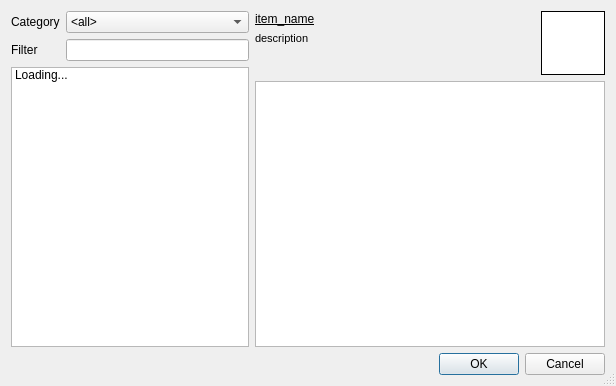
Qt form starcheat/templates/ItemBrowser.ui (wizzomafizzo/starcheat) before a commit.
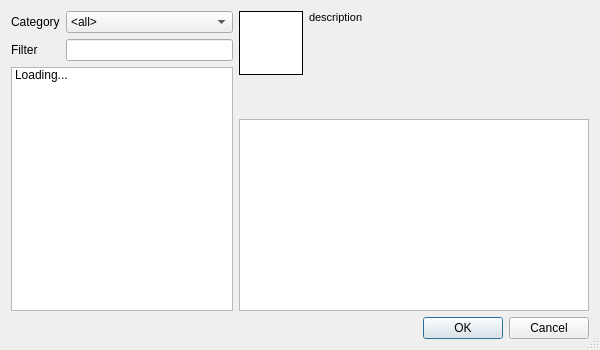
The same form after that commit.

```diff
--- a/starcheat/templates/ItemBrowser.ui
+++ b/starcheat/templates/ItemBrowser.ui
@@ -6,8 +6,8 @@
    <rect>
     <x>0</x>
     <y>0</y>
-    <width>616</width>
-    <height>386</height>
+    <width>600</width>
+    <height>350</height>
    </rect>
   </property>
   <property name="windowTitle">
@@ -87,30 +87,6 @@
    <item row="0" column="1">
     <layout class="QGridLayout" name="gridLayout_2">
      <item row="0" column="0">
-      <widget class="QLabel" name="item_name">
-       <property name="sizePolicy">
-        <sizepolicy hsizetype="Expanding" vsizetype="Preferred">
-         <horstretch>0</horstretch>
-         <verstretch>0</verstretch>
-        </sizepolicy>
-       </property>
-       <property name="maximumSize">
-        <size>
-         <width>16777215</width>
-         <height>15</height>
-        </size>
-       </property>
-       <property name="font">
-        <font>
-         <underline>true</underline>
-        </font>
-       </property>
-       <property name="text">
-        <string>item_name</string>
-       </property>
-      </widget>
-     </item>
-     <item row="0" column="1" rowspan="2">
       <widget class="QLabel" name="item_icon">
        <property name="minimumSize">
         <size>
@@ -138,7 +114,7 @@
        </property>
       </widget>
      </item>
-     <item row="1" column="0">
+     <item row="0" column="1" rowspan="2">
       <widget class="QLabel" name="short_desc">
        <property name="sizePolicy">
         <sizepolicy hsizetype="Expanding" vsizetype="Preferred">
@@ -162,6 +138,19 @@
        </property>
       </widget>
      </item>
+     <item row="1" column="0">
+      <spacer name="verticalSpacer">
+       <property name="orientation">
+        <enum>Qt::Vertical</enum>
+       </property>
+       <property name="sizeHint" stdset="0">
+        <size>
+         <width>20</width>
+         <height>18</height>
+        </size>
+       </property>
+      </spacer>
+     </item>
      <item row="2" column="0" colspan="2">
       <widget class="QTableWidget" name="info">
        <property name="minimumSize">
```
